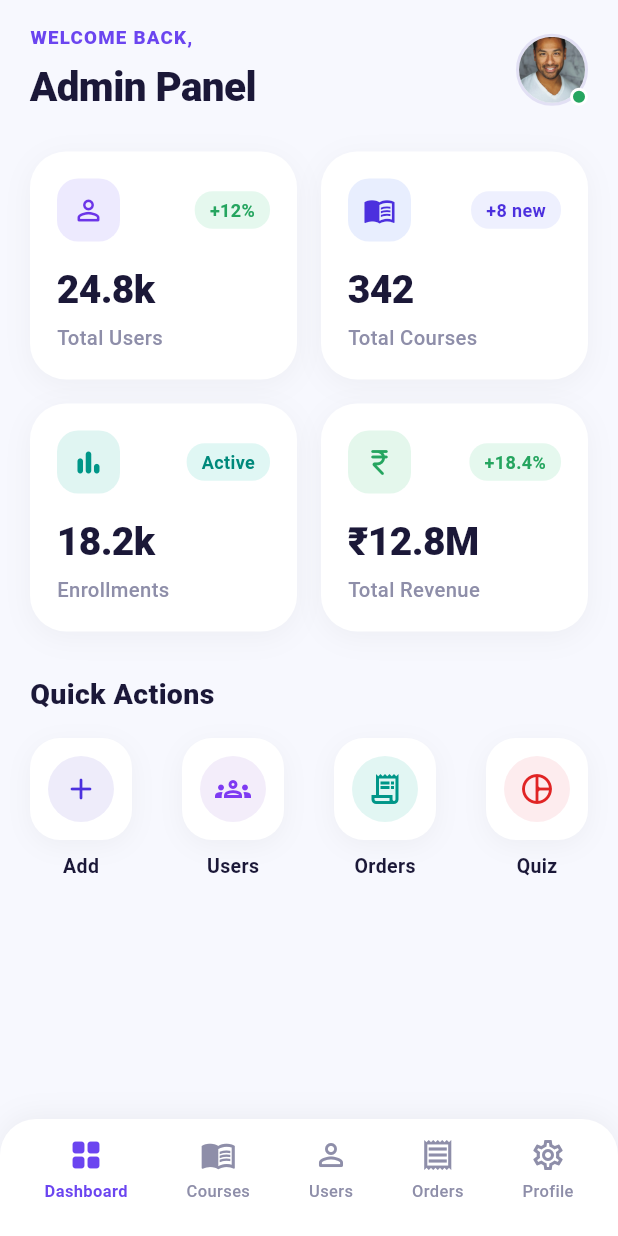
After one commit to vtank755-hash/Think_lab, a Flutter app: the AdminDashboardPage screen opened directly, on a phone screen of 412 x 824 dp. The commit adds this screen. Run offline on Flutter 3.47's test engine with Material 3 defaults, Android fonts, the phone set to English and light mode, and no system bars; our stand-ins replace qr_flutter.

Commit message:
Add AdminDashboardPage matching admin panel design and link from admin login

```diff
--- /dev/null
+++ b/lib/admin_dashboard.dart
@@ -0,0 +1,490 @@
+import 'package:flutter/material.dart';
+
+import 'admin_login.dart';
+import 'login_user.dart';
+import 'session.dart';
+
+const _purple = Color(0xFF6B45F0);
+const _heading = Color(0xFF1B1838);
+const _muted = Color(0xFF8E8EA9);
+const _pageBg = Color(0xFFF7F8FE);
+const _green = Color(0xFF25A55F);
+
+/// The **Admin Panel Dashboard** screen.
+///
+/// Opened immediately after successful admin login from [AdminLoginPage].
+class AdminDashboardPage extends StatefulWidget {
+  const AdminDashboardPage({super.key});
+
+  @override
+  State<AdminDashboardPage> createState() => _AdminDashboardPageState();
+}
+
+class _AdminDashboardPageState extends State<AdminDashboardPage> {
+  int _currentTab = 0;
+
+  void _showActionFeedback(String actionName) {
+    ScaffoldMessenger.of(context).hideCurrentSnackBar();
+    ScaffoldMessenger.of(context).showSnackBar(
+      SnackBar(
+        backgroundColor: _heading,
+        behavior: SnackBarBehavior.floating,
+        shape: RoundedRectangleBorder(borderRadius: BorderRadius.circular(12)),
+        content: Text('$actionName clicked (Admin Action)'),
+        duration: const Duration(seconds: 2),
+      ),
+    );
+  }
+
+  void _showLogoutDialog() {
+    showDialog(
+      context: context,
+      builder: (ctx) => AlertDialog(
+        backgroundColor: Colors.white,
+        shape: RoundedRectangleBorder(borderRadius: BorderRadius.circular(20)),
+        title: const Text(
+          'Admin Logout',
+          style: TextStyle(color: _heading, fontWeight: FontWeight.w800),
+        ),
+        content: const Text(
+          'Do you want to log out of the Admin Panel?',
+          style: TextStyle(color: Color(0xFF6F6B92), fontSize: 14),
+        ),
+        actions: [
+          TextButton(
+            onPressed: () => Navigator.pop(ctx),
+            child: const Text('Cancel', style: TextStyle(color: _purple)),
+          ),
+          FilledButton(
+            onPressed: () {
+              Navigator.pop(ctx);
+              signOut();
+              Navigator.pushAndRemoveUntil(
+                context,
+                MaterialPageRoute(builder: (_) => const LoginPage()),
+                (route) => false,
+              );
+            },
+            style: FilledButton.styleFrom(
+              backgroundColor: const Color(0xFFF04438),
+              shape: RoundedRectangleBorder(
+                borderRadius: BorderRadius.circular(12),
+              ),
+            ),
+            child: const Text('Logout', style: TextStyle(color: Colors.white)),
+          ),
+        ],
+      ),
+    );
+  }
+
+  @override
+  Widget build(BuildContext context) {
+    return Scaffold(
+      backgroundColor: _pageBg,
+      body: SafeArea(
+        child: SingleChildScrollView(
+          padding: const EdgeInsets.fromLTRB(20, 16, 20, 24),
+          child: Column(
+            crossAxisAlignment: CrossAxisAlignment.start,
+            children: [
+              _buildHeader(),
+              const SizedBox(height: 24),
+              _buildStatsGrid(),
+              const SizedBox(height: 28),
+              _buildQuickActions(),
+            ],
+          ),
+        ),
+      ),
+      bottomNavigationBar: _buildBottomNav(),
+    );
+  }
+
+  Widget _buildHeader() {
+    return Row(
+      mainAxisAlignment: MainAxisAlignment.spaceBetween,
+      crossAxisAlignment: CrossAxisAlignment.center,
+      children: [
+        Column(
+          crossAxisAlignment: CrossAxisAlignment.start,
+          children: const [
+            Text(
+              'WELCOME BACK,',
+              style: TextStyle(
+                color: _purple,
+                fontSize: 12.5,
+                fontWeight: FontWeight.w800,
+                letterSpacing: 0.8,
+              ),
+            ),
+            SizedBox(height: 4),
+            Text(
+              'Admin Panel',
+              style: TextStyle(
+                color: _heading,
+                fontSize: 27,
+                fontWeight: FontWeight.w900,
+                letterSpacing: -0.4,
+              ),
+            ),
+          ],
+        ),
+        GestureDetector(
+          onTap: _showLogoutDialog,
+          child: Stack(
+            clipBehavior: Clip.none,
+            children: [
+              Container(
+                width: 48,
+                height: 48,
+                decoration: BoxDecoration(
+                  shape: BoxShape.circle,
+                  border: Border.all(
+                    color: const Color(0xFFE2E0F4),
+                    width: 2,
+                  ),
+                  color: Colors.white,
+                ),
+                child: ClipOval(
+                  child: Image.asset(
+                    'assets/images/profile/avatar.jpg',
+                    fit: BoxFit.cover,
+                  ),
+                ),
+              ),
+              Positioned(
+                bottom: 0,
+                right: 0,
+                child: Container(
+                  width: 12,
+                  height: 12,
+                  decoration: BoxDecoration(
+                    color: _green,
+                    shape: BoxShape.circle,
+                    border: Border.all(color: Colors.white, width: 2),
+                  ),
+                ),
+              ),
+            ],
+          ),
+        ),
+      ],
+    );
+  }
+
+  Widget _buildStatsGrid() {
+    return Column(
+      children: [
+        Row(
+          children: [
+            Expanded(
+              child: _buildStatCard(
+                icon: Icons.person_outline_rounded,
+                iconColor: const Color(0xFF6C35E8),
+                iconBg: const Color(0xFFEDEAFE),
+                badgeText: '+12%',
+                badgeTextColor: _green,
+                badgeBg: const Color(0xFFE5F8EE),
+                value: '24.8k',
+                label: 'Total Users',
+              ),
+            ),
+            const SizedBox(width: 16),
+            Expanded(
+              child: _buildStatCard(
+                icon: Icons.menu_book_outlined,
+                iconColor: const Color(0xFF4C30DE),
+                iconBg: const Color(0xFFE8EEFE),
+                badgeText: '+8 new',
+                badgeTextColor: const Color(0xFF4C30DE),
+                badgeBg: const Color(0xFFEEF0FE),
+                value: '342',
+                label: 'Total Courses',
+              ),
+            ),
+          ],
+        ),
+        const SizedBox(height: 16),
+        Row(
+          children: [
+            Expanded(
+              child: _buildStatCard(
+                icon: Icons.bar_chart_rounded,
+                iconColor: const Color(0xFF009688),
+                iconBg: const Color(0xFFE0F5F2),
+                badgeText: 'Active',
+                badgeTextColor: const Color(0xFF00897B),
+                badgeBg: const Color(0xFFE0F7F4),
+                value: '18.2k',
+                label: 'Enrollments',
+              ),
+            ),
+            const SizedBox(width: 16),
+            Expanded(
+              child: _buildStatCard(
+                icon: Icons.currency_rupee_rounded,
+                iconColor: _green,
+                iconBg: const Color(0xFFE4F7EC),
+                badgeText: '+18.4%',
+                badgeTextColor: _green,
+                badgeBg: const Color(0xFFE5F8EE),
+                value: '₹12.8M',
+                label: 'Total Revenue',
+              ),
+            ),
+          ],
+        ),
+      ],
+    );
+  }
+
+  Widget _buildStatCard({
+    required IconData icon,
+    required Color iconColor,
+    required Color iconBg,
+    required String badgeText,
+    required Color badgeTextColor,
+    required Color badgeBg,
+    required String value,
+    required String label,
+  }) {
+    return Container(
+      padding: const EdgeInsets.all(18),
+      decoration: BoxDecoration(
+        color: Colors.white,
+        borderRadius: BorderRadius.circular(24),
+        boxShadow: [
+          BoxShadow(
+            color: Colors.black.withValues(alpha: 0.04),
+            blurRadius: 16,
+            offset: const Offset(0, 4),
+          ),
+        ],
+      ),
+      child: Column(
+        crossAxisAlignment: CrossAxisAlignment.start,
+        children: [
+          Row(
+            mainAxisAlignment: MainAxisAlignment.spaceBetween,
+            children: [
+              Container(
+                width: 42,
+                height: 42,
+                decoration: BoxDecoration(
+                  color: iconBg,
+                  borderRadius: BorderRadius.circular(14),
+                ),
+                child: Icon(icon, color: iconColor, size: 22),
+              ),
+              Container(
+                padding: const EdgeInsets.symmetric(
+                  horizontal: 10,
+                  vertical: 4,
+                ),
+                decoration: BoxDecoration(
+                  color: badgeBg,
+                  borderRadius: BorderRadius.circular(12),
+                ),
+                child: Text(
+                  badgeText,
+                  style: TextStyle(
+                    color: badgeTextColor,
+                    fontSize: 12,
+                    fontWeight: FontWeight.w700,
+                  ),
+                ),
+              ),
+            ],
+          ),
+          const SizedBox(height: 14),
+          Text(
+            value,
+            style: const TextStyle(
+              color: _heading,
+              fontSize: 26,
+              fontWeight: FontWeight.w900,
+              letterSpacing: -0.4,
+            ),
+          ),
+          const SizedBox(height: 4),
+          Text(
+            label,
+            style: const TextStyle(
+              color: _muted,
+              fontSize: 13.5,
+              fontWeight: FontWeight.w500,
+            ),
+          ),
+        ],
+      ),
+    );
+  }
+
+  Widget _buildQuickActions() {
+    return Column(
+      crossAxisAlignment: CrossAxisAlignment.start,
+      children: [
+        const Text(
+          'Quick Actions',
+          style: TextStyle(
+            color: _heading,
+            fontSize: 19,
+            fontWeight: FontWeight.w800,
+          ),
+        ),
+        const SizedBox(height: 16),
+        Row(
+          mainAxisAlignment: MainAxisAlignment.spaceBetween,
+          children: [
+            _buildActionItem(
+              icon: Icons.add_rounded,
+              iconColor: const Color(0xFF4C30DE),
+              bgColor: const Color(0xFFEEECFA),
+              label: 'Add',
+              onTap: () => _showActionFeedback('Add Course'),
+            ),
+            _buildActionItem(
+              icon: Icons.groups_outlined,
+              iconColor: const Color(0xFF7E3AF2),
+              bgColor: const Color(0xFFF3EDFA),
+              label: 'Users',
+              onTap: () => _showActionFeedback('Manage Users'),
+            ),
+            _buildActionItem(
+              icon: Icons.receipt_long_outlined,
+              iconColor: const Color(0xFF009688),
+              bgColor: const Color(0xFFE2F6F3),
+              label: 'Orders',
+              onTap: () => _showActionFeedback('View Orders'),
+            ),
+            _buildActionItem(
+              icon: Icons.pie_chart_outline_rounded,
+              iconColor: const Color(0xFFE02424),
+              bgColor: const Color(0xFFFDECEE),
+              label: 'Quiz',
+              onTap: () => _showActionFeedback('Manage Quizzes'),
+            ),
+          ],
+        ),
+      ],
+    );
+  }
+
+  Widget _buildActionItem({
+    required IconData icon,
+    required Color iconColor,
+    required Color bgColor,
+    required String label,
+    required VoidCallback onTap,
+  }) {
+    return GestureDetector(
+      onTap: onTap,
+      behavior: HitTestBehavior.opaque,
+      child: Column(
+        children: [
+          Container(
+            width: 68,
+            height: 68,
+            decoration: BoxDecoration(
+              color: Colors.white,
+              borderRadius: BorderRadius.circular(20),
+              boxShadow: [
+                BoxShadow(
+                  color: Colors.black.withValues(alpha: 0.04),
+                  blurRadius: 14,
+                  offset: const Offset(0, 4),
+                ),
+              ],
+            ),
+            child: Center(
+              child: Container(
+                width: 44,
+                height: 44,
+                decoration: BoxDecoration(
+                  color: bgColor,
+                  shape: BoxShape.circle,
+                ),
+                child: Icon(icon, color: iconColor, size: 24),
+              ),
+            ),
+          ),
+          const SizedBox(height: 8),
+          Text(
+            label,
+            style: const TextStyle(
+              color: _heading,
+              fontSize: 13,
+              fontWeight: FontWeight.w700,
+            ),
+          ),
+        ],
+      ),
+    );
+  }
+
+  Widget _buildBottomNav() {
+    final navs = [
+      {'label': 'Dashboard', 'icon': Icons.grid_view_rounded},
+      {'label': 'Courses', 'icon': Icons.menu_book_outlined},
+      {'label': 'Users', 'icon': Icons.person_outline_rounded},
+      {'label': 'Orders', 'icon': Icons.receipt_outlined},
+      {'label': 'Profile', 'icon': Icons.settings_outlined},
+    ];
+
+    return Container(
+      padding: const EdgeInsets.fromLTRB(10, 8, 10, 18),
+      decoration: BoxDecoration(
+        color: Colors.white,
+        borderRadius: const BorderRadius.vertical(top: Radius.circular(24)),
+        boxShadow: [
+          BoxShadow(
+            color: Colors.black.withValues(alpha: 0.05),
+            blurRadius: 16,
+            offset: const Offset(0, -2),
+          ),
+        ],
+      ),
+      child: Row(
+        mainAxisAlignment: MainAxisAlignment.spaceAround,
+        children: [
+          for (var i = 0; i < navs.length; i++)
+            GestureDetector(
+              behavior: HitTestBehavior.opaque,
+              onTap: () {
+                if (i == 4) {
+                  _showLogoutDialog();
+                } else {
+                  setState(() => _currentTab = i);
+                }
+              },
+              child: Padding(
+                padding: const EdgeInsets.symmetric(horizontal: 6, vertical: 4),
+                child: Column(
+                  mainAxisSize: MainAxisSize.min,
+                  children: [
+                    Icon(
+                      navs[i]['icon'] as IconData,
+                      color: _currentTab == i ? _purple : _muted,
+                      size: 24,
+                    ),
+                    const SizedBox(height: 4),
+                    Text(
+                      navs[i]['label'] as String,
+                      style: TextStyle(
+                        fontSize: 11,
+                        color: _currentTab == i ? _purple : _muted,
+                        fontWeight: _currentTab == i
+                            ? FontWeight.w700
+                            : FontWeight.w500,
+                      ),
+                    ),
+                  ],
+                ),
+              ),
+            ),
+        ],
+      ),
+    );
+  }
+}
--- a/lib/admin_login.dart
+++ b/lib/admin_login.dart
@@ -1,5 +1,6 @@
 import 'package:flutter/material.dart';
 
+import 'admin_dashboard.dart';
 import 'index.dart';
 import 'session.dart';
 
@@ -82,7 +83,7 @@ class _AdminLoginPageState extends State<AdminLoginPage> {
       );
       Navigator.pushReplacement(
         context,
-        MaterialPageRoute(builder: (_) => const HomePage()),
+        MaterialPageRoute(builder: (_) => const AdminDashboardPage()),
       );
     }
   }
```
Also changed, not shown: 1 other file.
